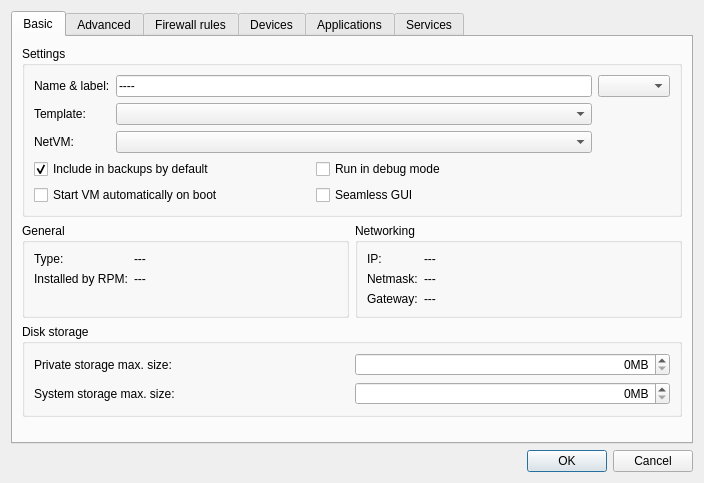
This is settingsdlg.ui in QubesOS/qubes-manager as Qt 5 draws it before an edit. The edited form follows.
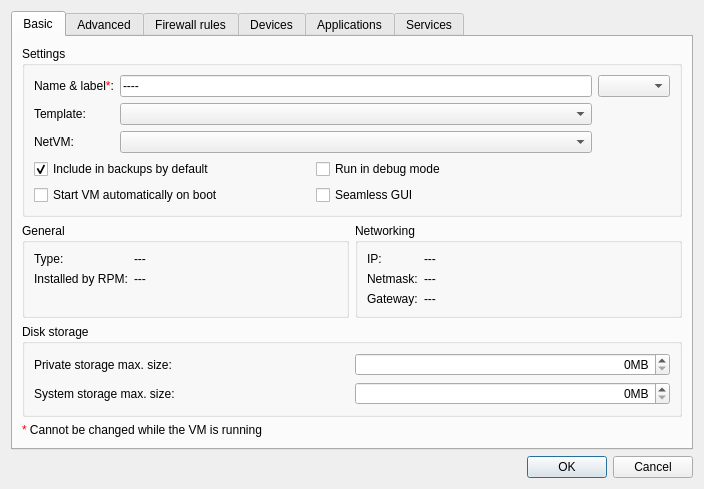
This is the edited form. Icons and pictures are not drawn.

Commit message:
settings: prevent changing VM name and label while the VM is running
Those changes will take effect after VM restart (at least for VM windows
borders), so to not confuse the user with partly updated colors, simply
block the change while the VM is running. The same applies to VM name.

Diff of the .ui file:
```diff
--- a/settingsdlg.ui
+++ b/settingsdlg.ui
@@ -48,7 +48,7 @@
             <item row="0" column="0">
              <widget class="QLabel" name="label">
               <property name="text">
-               <string>Name &amp;&amp; label:</string>
+               <string>&lt;html&gt;&lt;head/&gt;&lt;body&gt;&lt;p&gt;Name &amp;amp;&amp;amp; label&lt;span style=&quot; color:#ff0000;&quot;&gt;*&lt;/span&gt;:&lt;/p&gt;&lt;/body&gt;&lt;/html&gt;</string>
               </property>
               <property name="buddy">
                <cstring>vmname</cstring>
@@ -271,7 +271,7 @@
            </layout>
           </widget>
          </item>
-         <item row="4" column="0">
+         <item row="5" column="0">
           <spacer name="verticalSpacer">
            <property name="orientation">
             <enum>Qt::Vertical</enum>
@@ -356,6 +356,13 @@
            </layout>
           </widget>
          </item>
+         <item row="4" column="0">
+          <widget class="QLabel" name="label_5">
+           <property name="text">
+            <string>&lt;html&gt;&lt;head/&gt;&lt;body&gt;&lt;p&gt;&lt;span style=&quot; color:#ff0000;&quot;&gt;* &lt;/span&gt;&lt;span style=&quot; color:#000000;&quot;&gt;Cannot be changed while the VM is running&lt;/span&gt;&lt;/p&gt;&lt;/body&gt;&lt;/html&gt;</string>
+           </property>
+          </widget>
+         </item>
         </layout>
        </widget>
        <widget class="QWidget" name="advanced_tab">
```
The commit also changes 1 other file.
